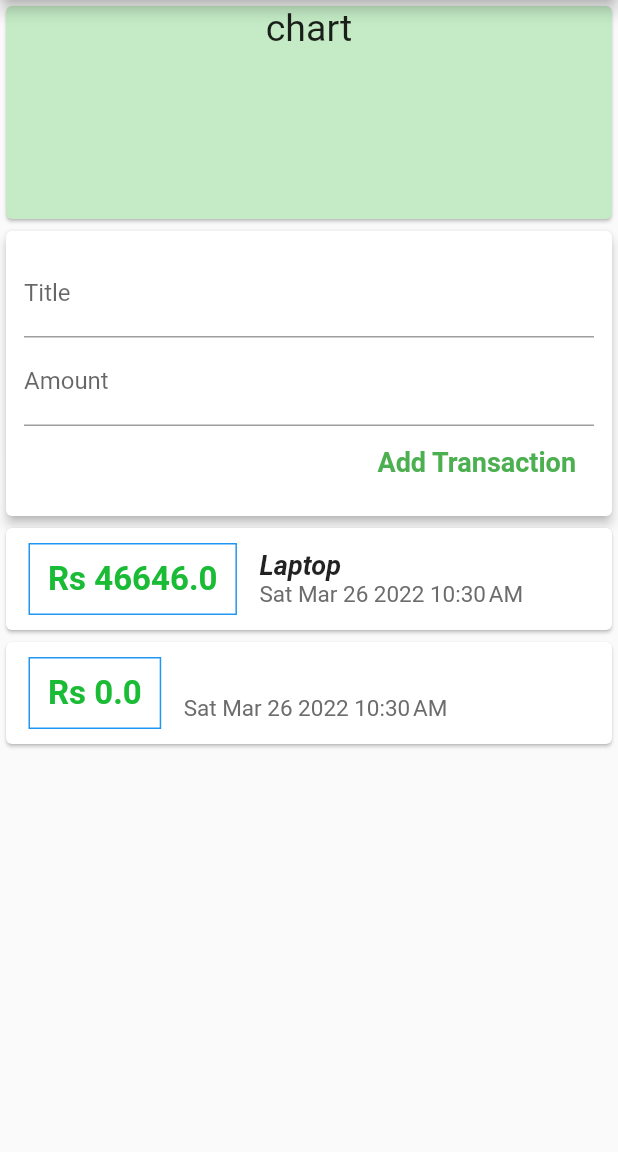
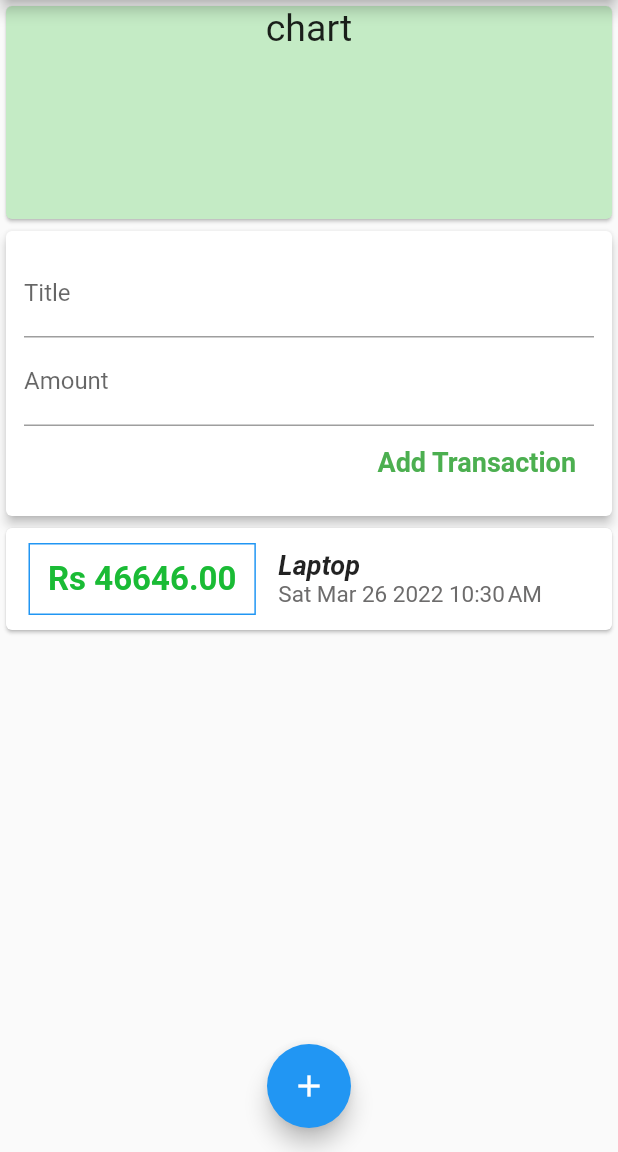
Before and after one commit to amitpanwar789/Personal-Expenses, a Flutter app: the screen it shows after launch, after a tap on "Add Transaction", on a phone screen of 412 x 824 dp, the part 84-1236 px from its top. Run offline on Flutter 3.47's test engine with Material 2 defaults, Android fonts, the phone set to English and light mode, and no system bars.

Commit message:
floating list feature added

```diff
--- a/lib/main.dart
+++ b/lib/main.dart
@@ -2,6 +2,7 @@
 
 import 'package:flutter/material.dart';
 import './widgets/user_transaction.dart';
+
 void main() => runApp(MyApp());
 
 class MyApp extends StatelessWidget {
@@ -25,7 +26,6 @@ class MyHomePage extends StatelessWidget {
         title: Text('Personal Expense'),
       ),
       body: SingleChildScrollView(
-          child: Container(
         child: Column(
           mainAxisAlignment: MainAxisAlignment.start,
           crossAxisAlignment: CrossAxisAlignment.center,
@@ -44,10 +44,13 @@ class MyHomePage extends StatelessWidget {
               ),
             ),
             UserTransaction(),
-
           ],
         ),
       ),
-        ));
+      floatingActionButtonLocation: FloatingActionButtonLocation.centerFloat,
+      floatingActionButton: FloatingActionButton(
+        child: Icon(Icons.add),onPressed: (){},
+      ),
+    );
   }
 }
--- a/lib/widgets/new_transaction.dart
+++ b/lib/widgets/new_transaction.dart
@@ -1,13 +1,22 @@
-// ignore_for_file: prefer_const_constructors, deprecated_member_use
+// ignore_for_file: prefer_const_constructors, deprecated_member_use, use_key_in_widget_constructors, non_constant_identifier_names
 
 import 'package:flutter/material.dart';
 
 class NewTransaction extends StatelessWidget {
   //const NewTransaction({Key? key}) : super(key: key);
+  void submited() {
+    if (titleController.text.isEmpty || double.parse(amountController.text) < 0)
+      return;
+    AddNewTrans(titleController.text,
+        double.parse(amountController.text));
+  }
+
   final Function AddNewTrans;
-  NewTransaction(this.AddNewTrans);
+  final titleController = TextEditingController();
+  final amountController = TextEditingController();
   String title = "";
   double amount = 0;
+  NewTransaction(this.AddNewTrans);
   @override
   Widget build(BuildContext context) {
     return Card(
@@ -19,12 +28,20 @@ class NewTransaction extends StatelessWidget {
             decoration: InputDecoration(
               labelText: "Title",
             ),
-            onChanged: (val) => title = val,
+            //onChanged: (val)=>title = val,
+            controller: titleController,
+            onSubmitted: (_) {
+              submited();
+            },
           ),
           TextField(
-            decoration: InputDecoration(labelText: "Amount"),
-            onChanged: (val) {amount =double.parse(val);},
-          ),
+              decoration: InputDecoration(labelText: "Amount"),
+              //onChanged: (am)=>amount = double.parse(am),
+              controller: amountController,
+              keyboardType: TextInputType.number,
+              onSubmitted: (_) {
+                submited();
+              }),
           FlatButton(
               padding: EdgeInsets.symmetric(horizontal: 12, vertical: 12),
               child: Text(
@@ -34,7 +51,7 @@ class NewTransaction extends StatelessWidget {
                     fontSize: 18,
                     color: Colors.green),
               ),
-              onPressed: () { AddNewTrans(title,amount);})
+              onPressed: submited)
         ]),
       ),
     );
--- a/lib/widgets/transactionList.dart
+++ b/lib/widgets/transactionList.dart
@@ -5,46 +5,53 @@ import 'package:intl/intl.dart';
 import '../models/tansaction.dart';
 
 class TransactionList extends StatelessWidget {
-  final List<Transaction> user_tansactions;
-  TransactionList(this.user_tansactions);
+  final List<Transaction> user_transactions;
+  TransactionList(this.user_transactions);
   @override
   Widget build(BuildContext context) {
-    return Column(
-      children: user_tansactions.map((TX) {
+    return Container(
+      height: 250,
+      child: ListView.builder(
+          itemBuilder: ((context, index) {
             return Card(
                 child: Row(
               mainAxisAlignment: MainAxisAlignment.start,
               children: [
                 Container(
                   margin: EdgeInsets.symmetric(horizontal: 15, vertical: 10),
-              child: Text("Rs ${TX.price}",
+                  child: Text("Rs ${user_transactions[index].price.toStringAsFixed(2)}",
                       style: TextStyle(
                           fontWeight: FontWeight.bold,
                           fontSize: 22,
                           color: Color.fromARGB(255, 26, 187, 53))),
                   padding: EdgeInsets.symmetric(vertical: 10, horizontal: 12),
-              decoration: BoxDecoration(border: Border.all(color: Colors.blue)),
+                  decoration:
+                      BoxDecoration(border: Border.all(color: Colors.blue)),
                 ),
                 Column(
                   crossAxisAlignment: CrossAxisAlignment.start,
                   children: [
                     Text(
-                  TX.title,
+                      user_transactions[index].title,
                       style: TextStyle(
                           fontSize: 18,
                           fontStyle: FontStyle.italic,
                           fontWeight: FontWeight.bold),
                     ),
                     Text(
-                  DateFormat('EEE MMM d yyyy').add_jm().format(TX.date),
+                      DateFormat('EEE MMM d yyyy')
+                          .add_jm()
+                          .format(user_transactions[index].date),
                       style: TextStyle(
-                      fontSize: 15, color: Color.fromARGB(255, 109, 108, 108)),
+                          fontSize: 15,
+                          color: Color.fromARGB(255, 109, 108, 108)),
                     ),
                   ],
                 )
               ],
             ));
-      }).toList(),
+          }),
+          itemCount: user_transactions.length),
     );
   }
 }
```
Also changed, not shown: 1 other file. Lines whose indentation alone changed are shown as unchanged.
